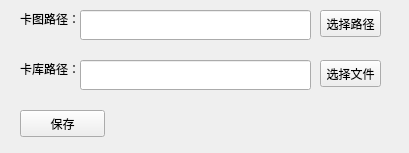
Above: ui/setting.ui from lu4nx/yugioh_card_query before the change. Below: the same form after it.
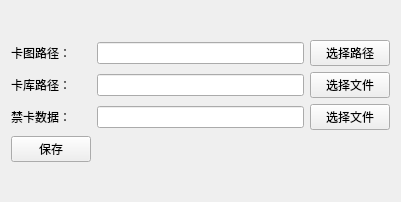
That is the form after the change.

Commit message: add: 支持禁卡数据

Patch:
```diff
--- a/ui/setting.ui
+++ b/ui/setting.ui
@@ -6,45 +6,35 @@
    <rect>
     <x>0</x>
     <y>0</y>
-    <width>409</width>
-    <height>153</height>
+    <width>401</width>
+    <height>202</height>
    </rect>
   </property>
   <property name="windowTitle">
    <string>系统设置</string>
   </property>
+  <layout class="QGridLayout" name="gridLayout_2">
+   <item row="0" column="0">
+    <layout class="QGridLayout" name="gridLayout">
+     <item row="0" column="0">
   <widget class="QLabel" name="card_pictures_label">
-   <property name="geometry">
-    <rect>
-     <x>20</x>
-     <y>10</y>
-     <width>55</width>
-     <height>18</height>
-    </rect>
-   </property>
    <property name="text">
     <string>卡图路径：</string>
    </property>
   </widget>
-  <widget class="QLineEdit" name="card_pictures_path_edit">
-   <property name="geometry">
-    <rect>
-     <x>80</x>
-     <y>10</y>
-     <width>231</width>
-     <height>30</height>
-    </rect>
-   </property>
-  </widget>
+     </item>
+     <item row="0" column="1">
+      <widget class="QLineEdit" name="card_pictures_path_edit"/>
+     </item>
+     <item row="0" column="2">
+      <widget class="QPushButton" name="select_pic_dir_button">
+       <property name="text">
+        <string>选择路径</string>
+       </property>
+      </widget>
+     </item>
+     <item row="1" column="0">
   <widget class="QLabel" name="card_database_label">
-   <property name="geometry">
-    <rect>
-     <x>20</x>
-     <y>60</y>
-     <width>61</width>
-     <height>18</height>
-    </rect>
-   </property>
    <property name="frameShape">
     <enum>QFrame::NoFrame</enum>
    </property>
@@ -52,55 +42,47 @@
     <string>卡库路径：</string>
    </property>
   </widget>
-  <widget class="QLineEdit" name="card_database_path_edit">
-   <property name="geometry">
-    <rect>
-     <x>80</x>
-     <y>60</y>
-     <width>231</width>
-     <height>30</height>
-    </rect>
-   </property>
-  </widget>
+     </item>
+     <item row="1" column="1">
+      <widget class="QLineEdit" name="card_database_path_edit"/>
+     </item>
+     <item row="1" column="2">
+      <widget class="QPushButton" name="select_database_file_button">
+       <property name="text">
+        <string>选择文件</string>
+       </property>
+      </widget>
+     </item>
+     <item row="2" column="0">
+      <widget class="QLabel" name="limit_card_file_label">
+       <property name="frameShape">
+        <enum>QFrame::NoFrame</enum>
+       </property>
+       <property name="text">
+        <string>禁卡数据：</string>
+       </property>
+      </widget>
+     </item>
+     <item row="2" column="1">
+      <widget class="QLineEdit" name="limit_card_file_path_edit"/>
+     </item>
+     <item row="2" column="2">
+      <widget class="QPushButton" name="select_limit_card_file_button">
+       <property name="text">
+        <string>选择文件</string>
+       </property>
+      </widget>
+     </item>
+     <item row="3" column="0">
   <widget class="QPushButton" name="save_setting_button">
-   <property name="geometry">
-    <rect>
-     <x>20</x>
-     <y>110</y>
-     <width>85</width>
-     <height>27</height>
-    </rect>
-   </property>
    <property name="text">
     <string>保存</string>
    </property>
   </widget>
-  <widget class="QPushButton" name="select_pic_dir_button">
-   <property name="geometry">
-    <rect>
-     <x>320</x>
-     <y>10</y>
-     <width>61</width>
-     <height>27</height>
-    </rect>
-   </property>
-   <property name="text">
-    <string>选择路径</string>
-   </property>
-  </widget>
-  <widget class="QPushButton" name="select_database_file_button">
-   <property name="geometry">
-    <rect>
-     <x>320</x>
-     <y>60</y>
-     <width>61</width>
-     <height>27</height>
-    </rect>
-   </property>
-   <property name="text">
-    <string>选择文件</string>
-   </property>
-  </widget>
+     </item>
+    </layout>
+   </item>
+  </layout>
  </widget>
  <resources/>
  <connections/>
```
Lines whose indentation alone changed are shown as unchanged. The commit also changes 9 other files.
